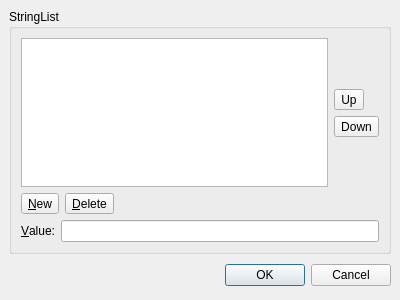
arnt/qt-history2, file tools/designer/src/components/propertyeditor/stringlisteditor.ui: the form before one commit.
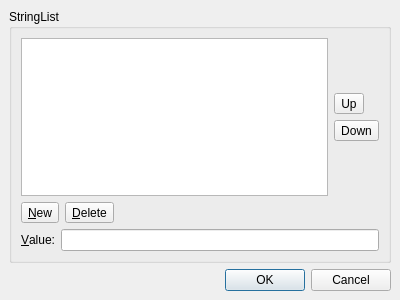
The form after the commit.

What changed in the file:
```diff
--- a/tools/designer/src/components/propertyeditor/stringlisteditor.ui
+++ b/tools/designer/src/components/propertyeditor/stringlisteditor.ui
@@ -190,41 +190,14 @@
     </widget>
    </item>
    <item>
-    <layout class="QHBoxLayout" >
-     <property name="margin" >
-      <number>0</number>
+    <widget class="QDialogButtonBox" name="buttonBox" >
+     <property name="orientation" >
+      <enum>Qt::Horizontal</enum>
      </property>
-     <property name="spacing" >
-      <number>6</number>
+     <property name="standardButtons" >
+      <set>QDialogButtonBox::Cancel|QDialogButtonBox::NoButton|QDialogButtonBox::Ok</set>
      </property>
-     <item>
-      <spacer>
-       <property name="orientation" >
-        <enum>Qt::Horizontal</enum>
-       </property>
-       <property name="sizeHint" >
-        <size>
-         <width>131</width>
-         <height>31</height>
-        </size>
-       </property>
-      </spacer>
-     </item>
-     <item>
-      <widget class="QPushButton" name="okButton" >
-       <property name="text" >
-        <string>OK</string>
-       </property>
-      </widget>
-     </item>
-     <item>
-      <widget class="QPushButton" name="cancelButton" >
-       <property name="text" >
-        <string>Cancel</string>
-       </property>
-      </widget>
-     </item>
-    </layout>
+    </widget>
    </item>
   </layout>
  </widget>
```
Left out of the diff: 29 changed lines with no effect on the pictures.
